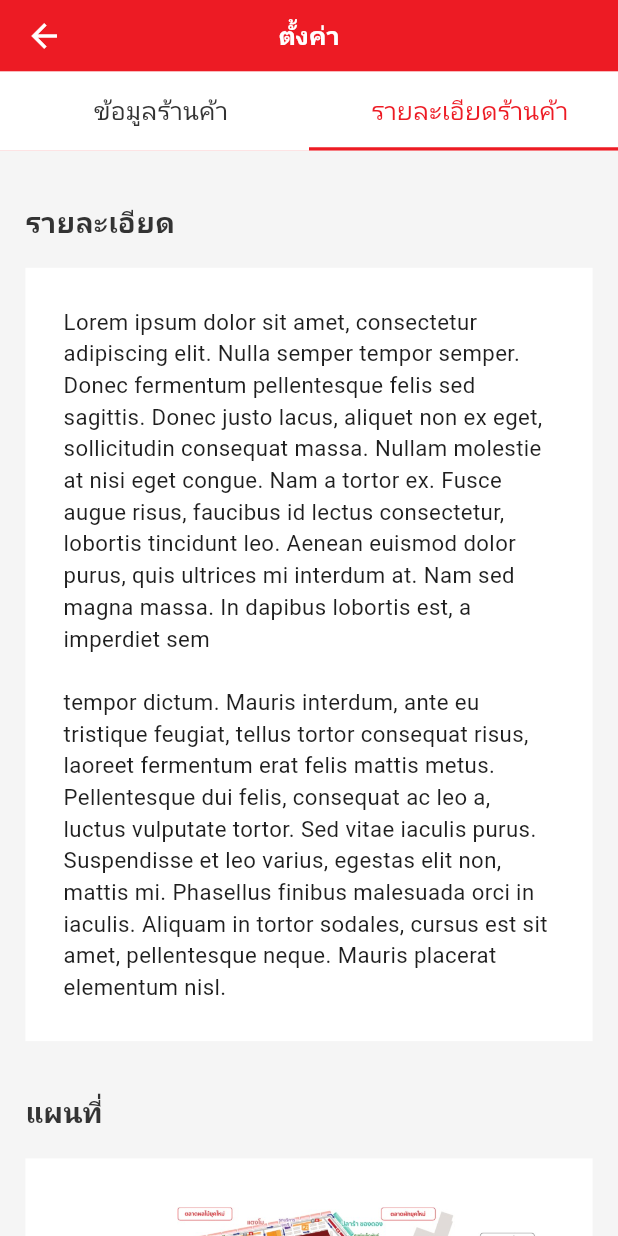
After one commit to cipherstudio/simummuang-marketplace-app-seller, a Flutter app: the SellerSettingPage screen opened by its route, tab 2 chosen, on a phone screen of 412 x 824 dp. The commit adds this screen. Run offline on Flutter 3.47's test engine with Material 3 defaults, Android fonts, the phone set to English and light mode, and no system bars; our stand-ins replace bloc_concurrency, dio, email_validator, flutter_bloc, flutter_otp_text_field, flutter_svg and 8 more; generated files the repository leaves out were written again; Roboto replaces fonts that are missing (fontFamily).

Commit message:
add structure seller setting

```diff
--- a/lib/components/smm_app_bar.dart
+++ b/lib/components/smm_app_bar.dart
@@ -2,6 +2,7 @@ import 'package:flutter/material.dart';
 import 'package:flutter/services.dart';
 import 'package:smm_application/generated/assets.gen.dart';
 import 'package:smm_application/themes/app_colors.dart';
+import 'package:smm_application/themes/app_text_styles.dart';
 
 class SMMAppBar extends StatelessWidget implements PreferredSizeWidget {
   static double defaultSize = 100;
@@ -13,6 +14,8 @@ class SMMAppBar extends StatelessWidget implements PreferredSizeWidget {
   final Widget? title;
   final Color? backgroundColor;
   final bool? centerTitle;
+  final bool shapeCurve;
+  final PreferredSizeWidget? bottom;
   // final List<Widget> actions = List.empty(growable: true);
 
   factory SMMAppBar.loginAndRegister({Key? key}) {
@@ -23,11 +26,26 @@ class SMMAppBar extends StatelessWidget implements PreferredSizeWidget {
       automaticallyImplyLeading: true,
       title: const $AssetsIconsGen().iconSimummuengOnline.svg(),
       centerTitle: true,
+      shapeCurve: true,
     );
   }
-
-  const SMMAppBar._({
-    super.key,
+  factory SMMAppBar.text(
+      {Key? key, String text = '', PreferredSizeWidget? bottom}) {
+    defaultSize = bottom != null ? 95 : 45;
+    return SMMAppBar._(
+      key: key,
+      showBack: true,
+      automaticallyImplyLeading: true,
+      title: Text(text,
+          style: AppTextStyles.textMDSemibold
+              .copyWith(color: AppColors.primaryDefaultInverseMain)),
+      centerTitle: true,
+      shapeCurve: false,
+      bottom: bottom,
+    );
+  }
+  const SMMAppBar._(
+      {super.key,
       this.showBack = false,
       this.automaticallyImplyLeading = true,
       this.title,
@@ -35,7 +53,8 @@ class SMMAppBar extends StatelessWidget implements PreferredSizeWidget {
       this.leading,
       this.onBackPressed,
       this.backgroundColor,
-  });
+      this.shapeCurve = false,
+      this.bottom});
 
   @override
   Widget build(BuildContext context) {
@@ -45,11 +64,14 @@ class SMMAppBar extends StatelessWidget implements PreferredSizeWidget {
       title: title,
       centerTitle: centerTitle,
       leading: _buildLeading(context),
-      shape: const RoundedRectangleBorder(
+      bottom: bottom,
+      shape: shapeCurve
+          ? const RoundedRectangleBorder(
               borderRadius: BorderRadius.vertical(
                 bottom: Radius.circular(32),
               ),
-      ),
+            )
+          : null,
     );
   }
 
--- /dev/null
+++ b/lib/components/smm_tabbar.dart
@@ -0,0 +1,141 @@
+import 'package:flutter/material.dart';
+import 'package:smm_application/themes/app_colors.dart';
+import 'package:smm_application/themes/app_text_styles.dart';
+
+class SMMTabbar extends StatefulWidget implements PreferredSizeWidget {
+  @override
+  Size get preferredSize => const Size.fromHeight(50);
+  const SMMTabbar({
+    super.key,
+    required this.tabs,
+    this.isScrollable = true,
+    this.indicatorSize = TabBarIndicatorSize.tab,
+    required this.currentIndex,
+    required this.onTabChange,
+    this.controller,
+    this.labelPadding,
+  });
+
+  final List<SMMTab> tabs;
+  final bool isScrollable;
+  final TabBarIndicatorSize indicatorSize;
+  final int currentIndex;
+  final Function(int) onTabChange;
+  final TabController? controller;
+  final EdgeInsetsGeometry? labelPadding;
+
+  @override
+  State createState() => _SMMTabbar();
+}
+
+class _SMMTabbar extends State<SMMTabbar> with TickerProviderStateMixin {
+  late TabController _tabController;
+
+  @override
+  void initState() {
+    super.initState();
+    _tabController = TabController(
+      length: widget.tabs.length,
+      initialIndex: widget.currentIndex,
+      vsync: this,
+    );
+  }
+
+  @override
+  void didUpdateWidget(SMMTabbar oldWidget) {
+    super.didUpdateWidget(oldWidget);
+    _handleControllerChangeIndex(widget.currentIndex, oldWidget.currentIndex);
+  }
+
+  @override
+  void dispose() {
+    _tabController.dispose();
+    super.dispose();
+  }
+
+  void _handleTabSelection(int value) {
+    widget.onTabChange(value);
+  }
+
+  void _handleControllerChangeIndex(int current, int previous) {
+    if (current != previous && widget.controller == null) {
+      _tabController.animateTo(widget.currentIndex);
+    }
+  }
+
+  @override
+  Widget build(BuildContext context) {
+    return Container(
+      color: AppColors.primaryDefaultInverseMain,
+      child: DefaultTabController(
+        length: widget.tabs.length,
+        initialIndex: widget.currentIndex,
+        child: TabBar(
+          controller: widget.controller ?? _tabController,
+          indicatorColor: AppColors.primaryBrandMain,
+          indicatorSize: widget.indicatorSize,
+          tabAlignment: widget.isScrollable ? TabAlignment.start : null,
+          indicatorWeight: 2,
+          indicator: const UnderlineTabIndicator(
+            borderSide: BorderSide(
+              color: AppColors.primaryBrandMain,
+              width: 2,
+            ),
+          ),
+          unselectedLabelColor: AppColors.primaryDefaultMain,
+          unselectedLabelStyle: AppTextStyles.textMDRegular,
+          isScrollable: widget.isScrollable,
+          labelPadding:
+              widget.labelPadding ?? const EdgeInsets.symmetric(horizontal: 16),
+          tabs: widget.tabs
+              .map((tab) => Tab(
+                    height: 48,
+                    child: tab,
+                  ))
+              .toList(),
+          onTap: (value) {
+            _handleTabSelection(value);
+          },
+        ),
+      ),
+    );
+  }
+}
+
+class SMMTab extends StatelessWidget {
+  final Widget? icon;
+
+  final String? text;
+  final bool isSelected;
+
+  const SMMTab({
+    super.key,
+    this.icon,
+    this.text,
+    required this.isSelected,
+  });
+
+  @override
+  Widget build(BuildContext context) {
+    final iconColor =
+        isSelected ? AppColors.primaryBrandMain : AppColors.primaryDefaultMain;
+    return Row(
+      mainAxisAlignment: MainAxisAlignment.center,
+      children: <Widget>[
+        if (icon != null) ...[
+          SizedBox.square(
+            dimension: 24,
+            child: icon,
+          )
+        ],
+        const SizedBox(
+          width: 8,
+        ),
+        Text(
+          text ?? '',
+          style: AppTextStyles.textMDRegular.copyWith(color: iconColor),
+        )
+      ],
+    );
+  }
+}
--- a/lib/features/example_page/view/example_page.dart
+++ b/lib/features/example_page/view/example_page.dart
@@ -77,6 +77,12 @@ class _ExamplePageState extends State<ExamplePage> {
                 context.pushNamed(AppRouter.forgotPasswordPageNamed);
               },
             ),
+            SMMFilledButton.normal(
+              label: 'go to seller setting',
+              onPressed: () {
+                context.pushNamed(AppRouter.sellerSettingPageNamed);
+              },
+            ),
           ],
         ),
       ),
--- /dev/null
+++ b/lib/features/seller_setting/bloc/seller_setting_bloc.dart
@@ -0,0 +1,41 @@
+import 'dart:async';
+
+import 'package:flutter/material.dart';
+import 'package:flutter_bloc/flutter_bloc.dart';
+import 'package:freezed_annotation/freezed_annotation.dart';
+
+part 'seller_setting_bloc_event.dart';
+part 'seller_setting_bloc_state.dart';
+part 'seller_setting_bloc.freezed.dart';
+
+class SellerSettingBloc
+    extends Bloc<SellerSettingBlocEvent, SellerSettingBlocState> {
+  SellerSettingBloc() : super(const SellerSettingBlocState()) {
+    on<_Initial>(_onInit);
+    on<_TabbarTap>(_onTabbarTap);
+  }
+  ScrollController scrollController = ScrollController();
+
+  FutureOr<void> _onInit(
+    _Initial event,
+    Emitter<SellerSettingBlocState> emit,
+  ) async {
+    emit(
+      state.copyWith(),
+    );
+  }
+
+  FutureOr<void> _onTabbarTap(
+    _TabbarTap event,
+    Emitter<SellerSettingBlocState> emit,
+  ) async {
+    scrollController.jumpTo(scrollController.position.minScrollExtent);
+    emit(
+      state.copyWith(
+          currentTabbarIndex: event.index,
+          sellerSettingPageState: event.index == 0
+              ? SellerSettingPageState.profile
+              : SellerSettingPageState.detail),
+    );
+  }
+}
--- /dev/null
+++ b/lib/features/seller_setting/bloc/seller_setting_bloc_event.dart
@@ -0,0 +1,7 @@
+part of 'seller_setting_bloc.dart';
+
+@freezed
+class SellerSettingBlocEvent with _$SellerSettingBlocEvent {
+  const factory SellerSettingBlocEvent.init() = _Initial;
+  const factory SellerSettingBlocEvent.tabbar(int index) = _TabbarTap;
+}
--- /dev/null
+++ b/lib/features/seller_setting/bloc/seller_setting_bloc_state.dart
@@ -0,0 +1,11 @@
+part of 'seller_setting_bloc.dart';
+
+enum SellerSettingPageState { profile, detail }
+
+@freezed
+class SellerSettingBlocState with _$SellerSettingBlocState {
+  const factory SellerSettingBlocState(
+      {@Default(SellerSettingPageState.profile)
+      SellerSettingPageState sellerSettingPageState,
+      @Default(0) int currentTabbarIndex}) = _SellerSettingBlocState;
+}
--- /dev/null
+++ b/lib/features/seller_setting/view/component/detail_seller.dart
@@ -0,0 +1,64 @@
+import 'package:flutter/material.dart';
+import 'package:smm_application/generated/assets.gen.dart';
+import 'package:smm_application/themes/app_colors.dart';
+import 'package:smm_application/themes/app_text_styles.dart';
+import 'package:smm_application/translation/generated/l10n.dart';
+
+class DetailSeller extends StatelessWidget {
+  const DetailSeller({super.key});
+
+  @override
+  Widget build(BuildContext context) {
+    return _body(context);
+  }
+
+  Widget _body(BuildContext context) {
+    return Container(
+      padding: const EdgeInsets.symmetric(horizontal: 16),
+      color: AppColors.background,
+      child: Column(
+        crossAxisAlignment: CrossAxisAlignment.start,
+        children: <Widget>[
+          const SizedBox(
+            height: 32,
+          ),
+          Text('รายละเอียด',
+              style: AppTextStyles.textLGSemibold.copyWith(
+                color: AppColors.primaryDefaultMain,
+              )),
+          const SizedBox(
+            height: 16,
+          ),
+          Container(
+            color: AppColors.primaryDefaultInverseMain,
+            padding: const EdgeInsets.all(24),
+            child: Text(
+              '''Lorem ipsum dolor sit amet, consectetur adipiscing elit. Nulla semper tempor semper. Donec fermentum pellentesque felis sed sagittis. Donec justo lacus, aliquet non ex eget, sollicitudin consequat massa. Nullam molestie at nisi eget congue. Nam a tortor ex. Fusce augue risus, faucibus id lectus consectetur, lobortis tincidunt leo. Aenean euismod dolor purus, quis ultrices mi interdum at. Nam sed magna massa. In dapibus lobortis est, a imperdiet sem
+
+tempor dictum. Mauris interdum, ante eu tristique feugiat, tellus tortor consequat risus, laoreet fermentum erat felis mattis metus. Pellentesque dui felis, consequat ac leo a, luctus vulputate tortor. Sed vitae iaculis purus. Suspendisse et leo varius, egestas elit non, mattis mi. Phasellus finibus malesuada orci in iaculis. Aliquam in tortor sodales, cursus est sit amet, pellentesque neque. Mauris placerat elementum nisl.''',
+              style: AppTextStyles.textBase.copyWith(color: AppColors.textBase),
+            ),
+          ),
+          const SizedBox(
+            height: 32,
+          ),
+          Text('แผนที่',
+              style: AppTextStyles.textLGSemibold.copyWith(
+                color: AppColors.primaryDefaultMain,
+              )),
+          const SizedBox(
+            height: 16,
+          ),
+          Container(
+            color: AppColors.primaryDefaultInverseMain,
+            padding: const EdgeInsets.all(24),
+            child: const $AssetsImagesGen().mapImage.image(),
+          ),
+          const SizedBox(
+            height: 36,
+          ),
+        ],
+      ),
+    );
+  }
+}
--- /dev/null
+++ b/lib/features/seller_setting/view/seller_setting_page.dart
@@ -0,0 +1,117 @@
+import 'package:flutter/material.dart';
+import 'package:flutter_bloc/flutter_bloc.dart';
+import 'package:smm_application/components/shared_components.dart';
+import 'package:smm_application/components/smm_tabbar.dart';
+import 'package:smm_application/features/seller_setting/bloc/seller_setting_bloc.dart';
+import 'package:smm_application/features/seller_setting/view/component/detail_seller.dart';
+import 'package:smm_application/generated/assets.gen.dart';
+import 'package:smm_application/themes/app_colors.dart';
+import 'package:smm_application/themes/app_text_styles.dart';
+import 'package:smm_application/translation/generated/l10n.dart';
+
+class SellerSettingPage extends StatelessWidget {
+  const SellerSettingPage({super.key});
+
+  @override
+  Widget build(BuildContext context) {
+    return BlocProvider(
+      create: (context) => SellerSettingBloc(),
+      child: BlocBuilder<SellerSettingBloc, SellerSettingBlocState>(
+          builder: (context, state) => _body(context, state)),
+    );
+  }
+
+  Widget _body(BuildContext context, SellerSettingBlocState state) {
+    return Scaffold(
+      backgroundColor: Colors.white,
+      appBar: SMMAppBar.text(
+        text: 'ตั้งค่า',
+        bottom: SMMTabbar(
+            isScrollable: false,
+            tabs: [
+              SMMTab(
+                isSelected: state.currentTabbarIndex == 0,
+                text: 'ข้อมูลร้านค้า',
+              ),
+              SMMTab(
+                isSelected: state.currentTabbarIndex == 1,
+                text: 'รายละเอียดร้านค้า',
+              )
+            ],
+            currentIndex: state.currentTabbarIndex,
+            onTabChange: (index) {
+              context
+                  .read<SellerSettingBloc>()
+                  .add(SellerSettingBlocEvent.tabbar(index));
+            }),
+      ),
+      body: SafeArea(
+        child: SingleChildScrollView(
+          controller: context.read<SellerSettingBloc>().scrollController,
+          child: Column(
+            mainAxisAlignment: MainAxisAlignment.center,
+            children: <Widget>[
+              if (state.sellerSettingPageState == SellerSettingPageState.detail)
+                const DetailSeller(),
+              _footer()
+            ],
+          ),
+        ),
+      ),
+    );
+  }
+
+  Widget _footer() {
+    return Container(
+      color: AppColors.primaryDefaultInverseMain,
+      padding: const EdgeInsets.all(16),
+      child: Column(
+        children: [
+          SMMFilledButton(
+            width: double.infinity,
+            onPressed: () {},
+            child: Row(
+              mainAxisAlignment: MainAxisAlignment.center,
+              children: [
+                const $AssetsIconsGen().iconSave.svg(),
+                const SizedBox(
+                  width: 4,
+                ),
+                Text(
+                  'บันทึกข้อมูล',
+                  style: AppTextStyles.textMDSemibold
+                      .copyWith(color: AppColors.primaryDefaultInverseMain),
+                )
+              ],
+            ),
+          ),
+          SMMOutlinedButton(
+            width: double.infinity,
+            child: Row(
+              mainAxisAlignment: MainAxisAlignment.center,
+              children: [
+                const $AssetsIconsGen().iconPreview.svg(),
+                const SizedBox(
+                  width: 4,
+                ),
+                Text(
+                  'ดูตัวอย่าง',
+                  style: AppTextStyles.textMDSemibold
+                      .copyWith(color: AppColors.primaryBrandMain),
+                )
+              ],
+            ),
+          ),
+          SMMOutlinedButton(
+            width: double.infinity,
+            child: Text(
+              'ยกเลิก',
+              style: AppTextStyles.textMDSemibold
+                  .copyWith(color: AppColors.primaryBrandMain),
+            ),
+          )
+        ],
+      ),
+    );
+  }
+}
--- a/lib/router/app_router.dart
+++ b/lib/router/app_router.dart
@@ -4,6 +4,7 @@ import 'package:smm_application/features/example_page/view/example_page.dart';
 import 'package:smm_application/features/forgot_password/view/forgot_password_page.dart';
 import 'package:smm_application/features/login_page/view/login_page.dart';
 import 'package:smm_application/features/register/view/register_page.dart';
+import 'package:smm_application/features/seller_setting/view/seller_setting_page.dart';
 import 'package:smm_application/features/set_new_password/view/set_new_password_page.dart';
 
 class AppRouter {
@@ -26,6 +27,9 @@ class AppRouter {
 
   static const String setNewPasswordNamed = 'setNewPassword';
   static const String setNewPasswordPath = 'setNewPassword';
+
+  static const String sellerSettingPageNamed = 'seller-setting';
+  static const String sellerSettingPagePath = 'seller-setting';
 
   static GoRouter router() {
     return GoRouter(
@@ -56,6 +60,11 @@ class AppRouter {
               path: setNewPasswordPath,
               name: setNewPasswordNamed,
               builder: (context, state) => const SetNewPasswordPage(),
+            ),
+            GoRoute(
+              path: sellerSettingPagePath,
+              name: sellerSettingPageNamed,
+              builder: (context, state) => const SellerSettingPage(),
             )
           ],
         ),
--- a/lib/themes/app_colors.dart
+++ b/lib/themes/app_colors.dart
@@ -17,4 +17,6 @@ class AppColors {
   static const Color orange = Color(0xffFF5C00);
 
   static const Color black = Color(0xff000000);
+  static const Color background = Color(0xffF5F5F5);
+  static const Color textBase = Color(0xff1E1E1E);
 }
--- a/lib/themes/app_text_styles.dart
+++ b/lib/themes/app_text_styles.dart
@@ -8,6 +8,9 @@ class AppTextStyles {
 
   static const TextStyle textMDRegular = TextStyle(
       color: AppColors.black, fontSize: 16, fontWeight: FontWeight.w400);
+
+  static const TextStyle textMDSemibold = TextStyle(
+      color: AppColors.black, fontSize: 16, fontWeight: FontWeight.w600);
 
   static const TextStyle textSMRegular = TextStyle(
       color: AppColors.black, fontSize: 14, fontWeight: FontWeight.w400);
@@ -29,4 +32,10 @@ class AppTextStyles {
 
   static const TextStyle textBTNSmall = TextStyle(
       color: AppColors.black, fontSize: 13, fontWeight: FontWeight.w400);
+
+  static const TextStyle textLGSemibold = TextStyle(
+      color: AppColors.black, fontSize: 18, fontWeight: FontWeight.w600);
+
+  static const TextStyle textBase = TextStyle(
+      color: AppColors.black, fontSize: 14, fontWeight: FontWeight.w400);
 }
```
Also changed, not shown: assets/icons/icon_preview.svg (added), assets/icons/icon_save.svg (added), assets/images/map_image.png (added), lib/features/seller_setting/bloc/seller_setting_bloc.freezed.dart (added), lib/generated/assets.gen.dart. Lines whose indentation alone changed are shown as unchanged.
